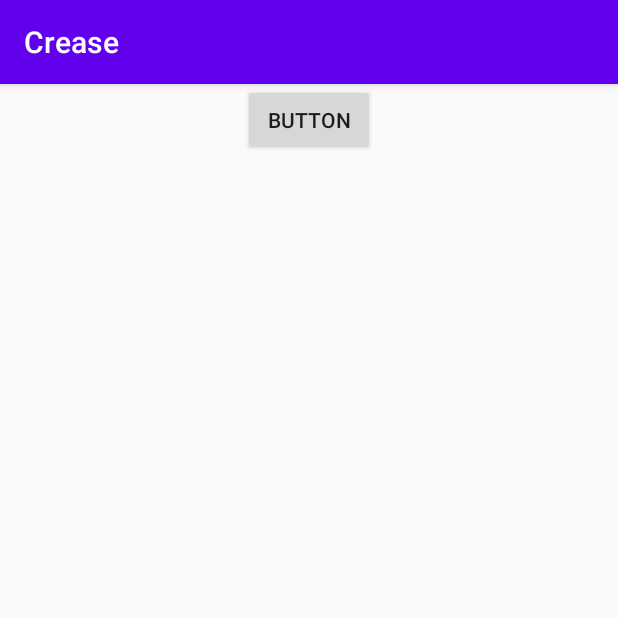
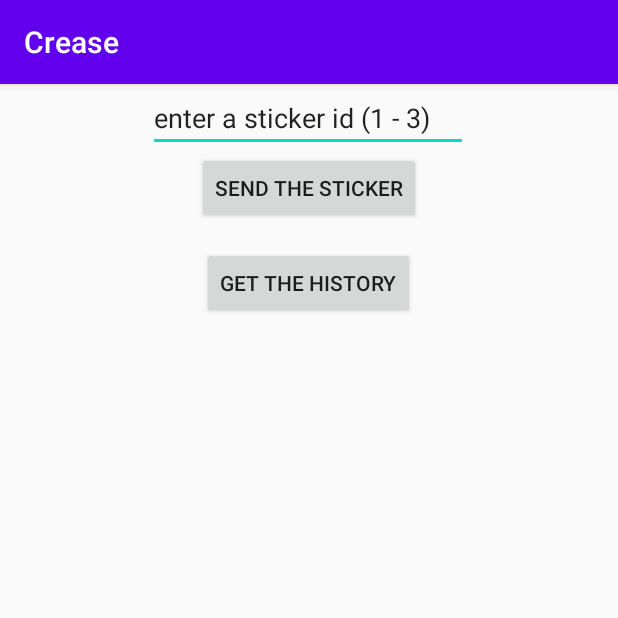
Before and after one commit to syche55/Tempurary, an Android app: the screen it shows after launch (MainActivity), on a phone screen of 412 x 824 dp, the top half of it. Run offline under Robolectric (Android 15) with nearby library versions, the phone set to English and light mode, and no system bars.

Commit message:
initialize the mainactivity layout

```diff
--- a/app/src/main/res/layout/activity_main.xml
+++ b/app/src/main/res/layout/activity_main.xml
@@ -7,11 +7,48 @@
     tools:context=".MainActivity">
 
     <Button
-        android:id="@+id/button"
+        android:id="@+id/sendSticker"
         android:layout_width="wrap_content"
         android:layout_height="wrap_content"
-        android:text="Button"
+        android:onClick="sendSicker"
+        android:text="@string/send_the_sticker"
         app:layout_constraintEnd_toEndOf="parent"
         app:layout_constraintStart_toStartOf="parent"
-        tools:layout_editor_absoluteY="212dp" />
+        app:layout_constraintTop_toBottomOf="@id/enterSticker" />
+
+    <EditText
+        android:id="@+id/enterSticker"
+        android:layout_width="wrap_content"
+        android:layout_height="wrap_content"
+        android:ems="10"
+        android:inputType="textPersonName"
+        android:text="@string/enter_a_sticker_id_1_3"
+        app:layout_constraintBottom_toTopOf="@id/sendSticker"
+        app:layout_constraintEnd_toEndOf="parent"
+        app:layout_constraintHorizontal_bias="0.497"
+        app:layout_constraintStart_toStartOf="parent"
+        app:layout_constraintTop_toTopOf="parent"
+        android:autofillHints="" />
+
+    <Button
+        android:id="@+id/getHistory"
+        android:layout_width="wrap_content"
+        android:layout_height="wrap_content"
+        android:onClick="getHistory"
+        android:text="@string/get_the_history"
+        app:layout_constraintBottom_toBottomOf="parent"
+        app:layout_constraintEnd_toEndOf="parent"
+        app:layout_constraintHorizontal_bias="0.498"
+        app:layout_constraintStart_toStartOf="parent"
+        app:layout_constraintTop_toBottomOf="@id/sendSticker"
+        app:layout_constraintVertical_bias="0.024" />
+
+    <ListView
+        android:id="@+id/historyList"
+        android:layout_width="409dp"
+        android:layout_height="574dp"
+        app:layout_constraintBottom_toBottomOf="parent"
+        app:layout_constraintEnd_toEndOf="parent"
+        app:layout_constraintStart_toStartOf="parent"
+        app:layout_constraintTop_toBottomOf="@id/getHistory" />
 </androidx.constraintlayout.widget.ConstraintLayout>
--- a/app/src/main/res/layout/activity_main2.xml
+++ /dev/null
@@ -1,9 +0,0 @@
-<?xml version="1.0" encoding="utf-8"?>
-<androidx.constraintlayout.widget.ConstraintLayout xmlns:android="http://schemas.android.com/apk/res/android"
-    xmlns:app="http://schemas.android.com/apk/res-auto"
-    xmlns:tools="http://schemas.android.com/tools"
-    android:layout_width="match_parent"
-    android:layout_height="match_parent"
-    tools:context=".Main2Activity">
-
-</androidx.constraintlayout.widget.ConstraintLayout>
--- a/app/src/main/res/values/strings.xml
+++ b/app/src/main/res/values/strings.xml
@@ -1,3 +1,6 @@
 <resources>
     <string name="app_name">Crease</string>
+    <string name="send_the_sticker">send the sticker</string>
+    <string name="enter_a_sticker_id_1_3">enter a sticker id (1 - 3)</string>
+    <string name="get_the_history">get the history</string>
 </resources>
```
